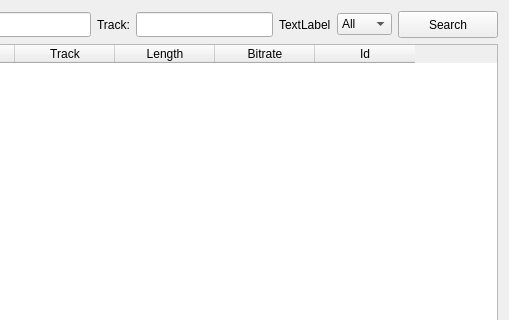
This is PythonMusicDownloader/ui/trackdownloaderview.ui in Feverfew/PythonMusicDownloader as Qt 5 draws it before an edit; both pictures show x 97 to 606 and y 0 to 320 of the 606 by 583 pixel window. The edited form follows.
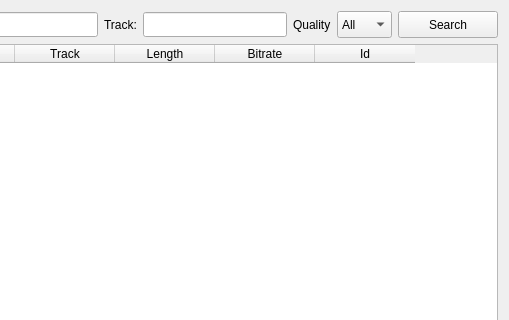
This is the edited form.

Patch:
```diff
--- a/PythonMusicDownloader/ui/trackdownloaderview.ui
+++ b/PythonMusicDownloader/ui/trackdownloaderview.ui
@@ -55,12 +55,21 @@
        <item>
         <widget class="QLabel" name="label">
          <property name="text">
-          <string>TextLabel</string>
+          <string>Quality</string>
          </property>
         </widget>
        </item>
        <item>
-        <widget class="QComboBox" name="comboBox">
+        <widget class="QComboBox" name="quality_combobox">
+         <property name="minimumSize">
+          <size>
+           <width>0</width>
+           <height>27</height>
+          </size>
+         </property>
+         <property name="minimumContentsLength">
+          <number>0</number>
+         </property>
          <item>
           <property name="text">
            <string>All</string>
```
Left out of the diff: 2 changed lines with no effect on the pictures.
